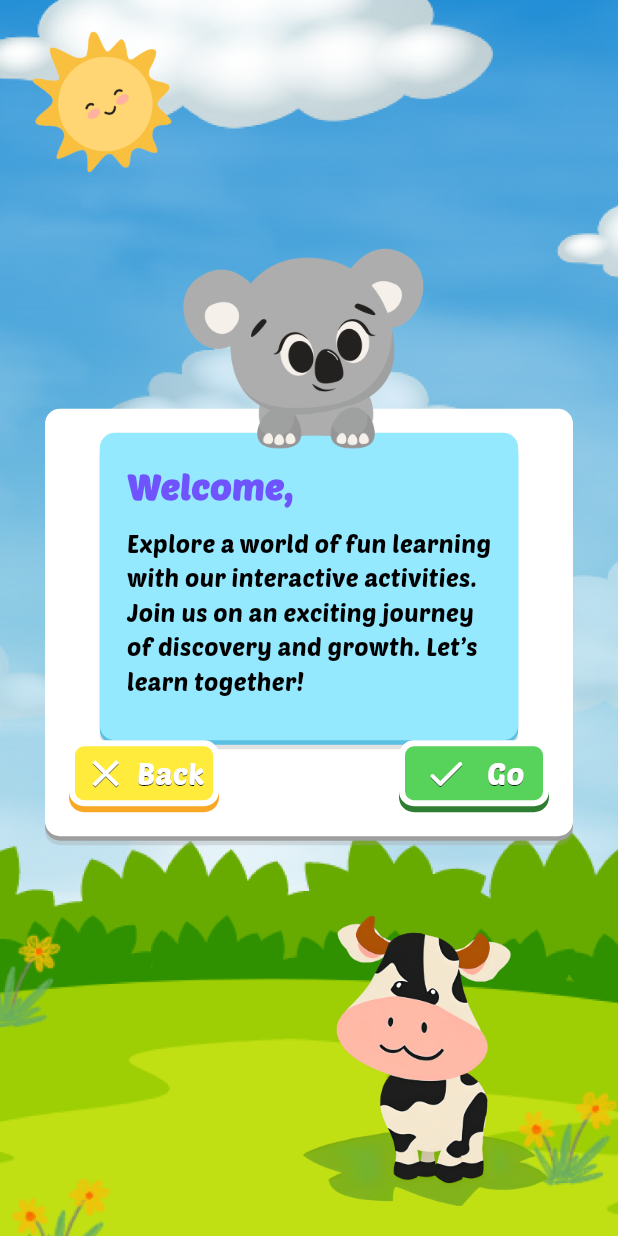
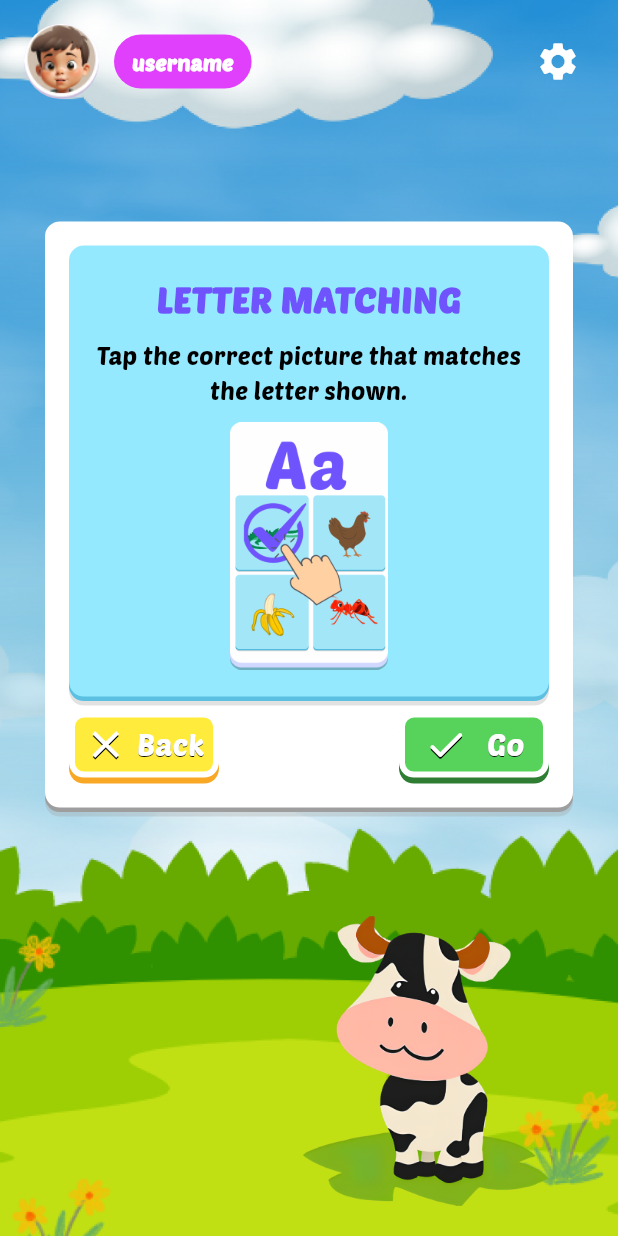
Before and after one commit to DarcMattz/TinyTots, a Flutter app: the AbcQuizStart screen opened directly, on a phone screen of 412 x 824 dp. Run offline on Flutter 3.47's test engine with Material 3 defaults, Android fonts, the light colour scheme and no system bars; our stand-ins replace audioplayers, auto_size_text, carousel_slider, flutter_native_splash, gap.

Commit message:
fix abc_quiz ui

```diff
--- a/lib/screens/learning/all_aboard/abc_quiz.dart
+++ b/lib/screens/learning/all_aboard/abc_quiz.dart
@@ -1,4 +1,5 @@
 import 'package:flutter/material.dart';
+import 'package:flutter_application_1/components/top_bar.dart';
 import 'package:flutter_application_1/components/utils/nice_button.dart';
 import 'package:flutter_application_1/screens/learning/all_aboard/quizes/abc.dart';
 
@@ -26,7 +27,7 @@ class AndroidWelcome extends StatelessWidget {
   @override
   Widget build(BuildContext context) {
     return Container(
-      width: double.infinity,
+      // width: double.infinity,
       decoration: const BoxDecoration(
         color: Colors.lightBlueAccent,
         image: DecorationImage(
@@ -37,26 +38,27 @@ class AndroidWelcome extends StatelessWidget {
       child: Column(
         mainAxisAlignment: MainAxisAlignment.center,
         children: [
-          Row(
-            mainAxisAlignment: MainAxisAlignment.start,
-            children: [
-              Padding(
-                padding: const EdgeInsets.all(8.0),
-                child: Image.asset(
-                  'assets/images/sun.png',
-                  width: 120,
-                  height: 120,
-                ),
-              ),
-            ],
-          ),
+          // Row(
+          //   mainAxisAlignment: MainAxisAlignment.start,
+          //   children: [
+          //     Padding(
+          //       padding: const EdgeInsets.all(8.0),
+          //       child: Image.asset(
+          //         'assets/images/sun.png',
+          //         width: 120,
+          //         height: 120,
+          //       ),
+          //     ),
+          //   ],
+          // ),
+          const TopBar(),
           const Spacer(),
           Stack(
             clipBehavior: Clip.none,
             alignment: Alignment.topCenter,
             children: [
               Container(
-                margin: const EdgeInsets.fromLTRB(30, 100, 30, 10),
+                margin: const EdgeInsets.all(30),
                 padding: const EdgeInsets.all(16.0),
                 decoration: BoxDecoration(
                   color: Colors.white,
@@ -90,29 +92,35 @@ class AndroidWelcome extends StatelessWidget {
                           ),
                         ],
                       ),
-                      child: const Column(
-                        crossAxisAlignment: CrossAxisAlignment.start,
+                      child: Column(
+                        crossAxisAlignment: CrossAxisAlignment.center,
                         children: [
-                          Text(
-                            'Welcome,',
+                          const Text(
+                            'LETTER MATCHING',
                             style: TextStyle(
                               fontSize: 24,
                               fontWeight: FontWeight.bold,
                               color: Color(0xff6F53FD),
                             ),
                           ),
-                          SizedBox(height: 10),
-                          Text(
-                            'Explore a world of fun learning\nwith our interactive activities.\nJoin us on an exciting journey\nof discovery and growth. Let’s\nlearn together!',
+                          const SizedBox(height: 10),
+                          const Text(
+                            'Tap the correct picture that matches the letter shown.',
                             style: TextStyle(
                               fontSize: 16,
                               color: Colors.black,
                             ),
+                            textAlign: TextAlign.center,
                           ),
-                          SizedBox(height: 10),
+                          const SizedBox(height: 10),
+                          Image.asset(
+                            'assets/images/quizes/alphabet/letter_matching.png',
+                            height: constraints.maxHeight * 0.2,
+                          )
                         ],
                       ),
                     ),
+                    const SizedBox(height: 10),
                     Row(
                       mainAxisAlignment: MainAxisAlignment.spaceBetween,
                       children: [
@@ -145,14 +153,6 @@ class AndroidWelcome extends StatelessWidget {
                   ],
                 ),
               ),
-              Positioned(
-                top: -40,
-                child: Image.asset(
-                  'assets/images/koala.png',
-                  width: 200,
-                  height: 200,
-                ),
-              ),
             ],
           ),
           const Spacer(),
--- a/pubspec.yaml
+++ b/pubspec.yaml
@@ -83,6 +83,7 @@ flutter:
     - assets/images/filipino/
     - assets/images/letters/guide/
     - assets/images/letters/sample/
+    - assets/images/quizes/alphabet/
     - assets/models/
   # An image asset can refer to one or more resolution-specific "variants", see
   # https://flutter.dev/to/resolution-aware-images
```
Also changed, not shown: assets/images/quizes/alphabet/letter_matching.png (added).
